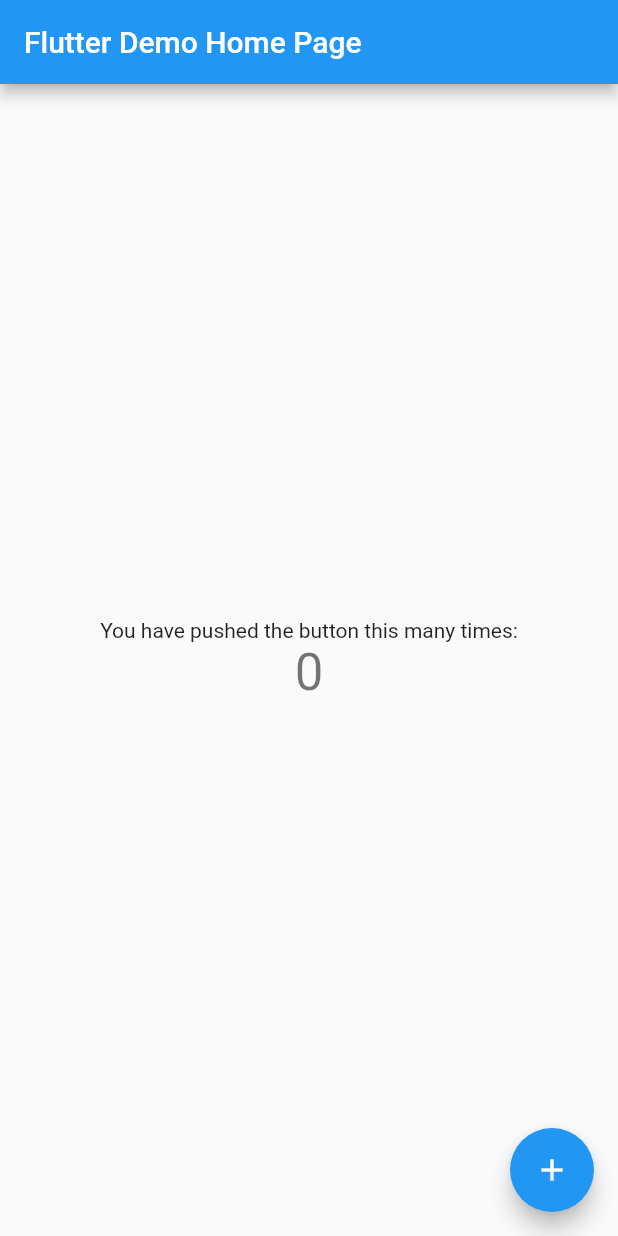
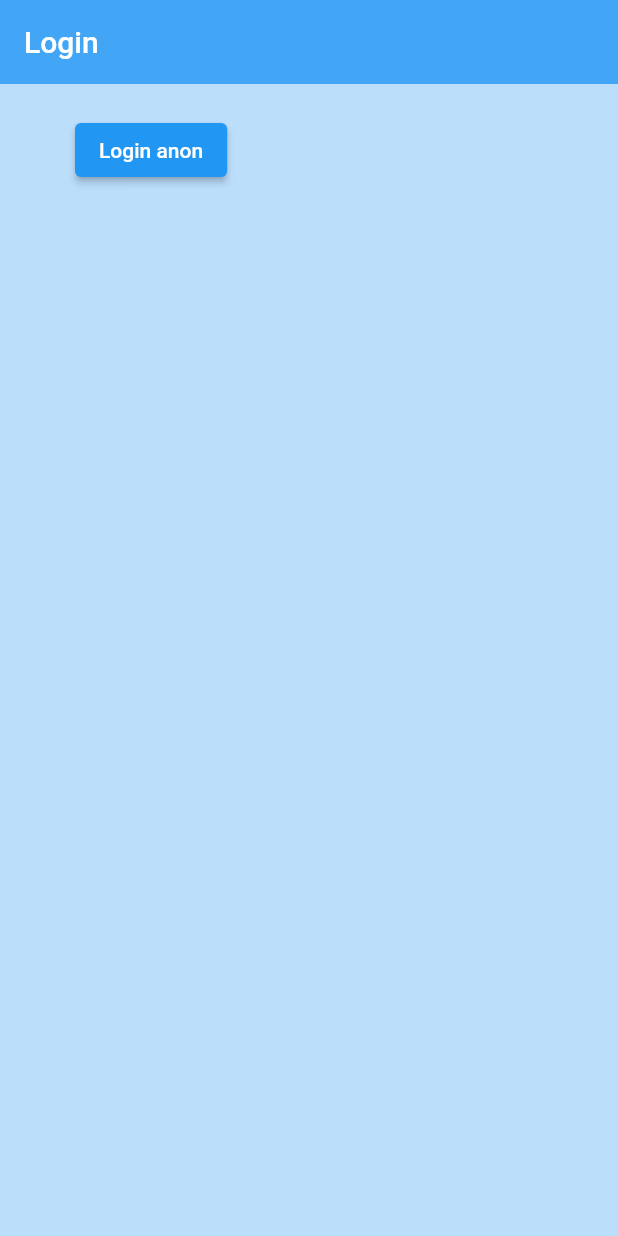
Before and after one commit to Sonicpaul/Bachelor, a Flutter app: the screen it shows after launch, on a phone screen of 412 x 824 dp. Run offline on Flutter 3.47's test engine with Material 2 defaults, Android fonts, the phone set to English and light mode, and no system bars; our stand-ins replace firebase_auth, firebase_core; accounts and stored records are empty.

Commit message:
Huge update
Implemented User
Implemented Anon login
Implemented Firebase
refactoring
Tutorial Part 9

```diff
--- a/plens_app/lib/main.dart
+++ b/plens_app/lib/main.dart
@@ -1,120 +1,43 @@
+import 'package:firebase_core/firebase_core.dart';
 import 'package:flutter/material.dart';
-import 'package:plens_app/view/registerView.dart';
+import 'package:plens_app/models/user.dart';
+import 'package:plens_app/services/auth.dart';
+import 'package:plens_app/view/wrapper.dart';
+import 'package:provider/provider.dart';
 
 void main() {
+  WidgetsFlutterBinding.ensureInitialized();
   runApp(MyApp());
 }
 
 class MyApp extends StatelessWidget {
+
+  final Future<FirebaseApp> _initialization = Firebase.initializeApp();
   // This widget is the root of your application.
   @override
   Widget build(BuildContext context) {
-    return MaterialApp(
-      title: 'Flutter Demo',
-      theme: ThemeData(
-        // This is the theme of your application.
-        //
-        // Try running your application with "flutter run". You'll see the
-        // application has a blue toolbar. Then, without quitting the app, try
-        // changing the primarySwatch below to Colors.green and then invoke
-        // "hot reload" (press "r" in the console where you ran "flutter run",
-        // or simply save your changes to "hot reload" in a Flutter IDE).
-        // Notice that the counter didn't reset back to zero; the application
-        // is not restarted.
-        primarySwatch: Colors.blue,
-        // This makes the visual density adapt to the platform that you run
-        // the app on. For desktop platforms, the controls will be smaller and
-        // closer together (more dense) than on mobile platforms.
-        visualDensity: VisualDensity.adaptivePlatformDensity,
-      ),
-      home: MyHomePage(title: 'Flutter Demo Home Page'),
+
+    return FutureBuilder(future: _initialization,
+      builder: (context, snapshot) {
+        // Check for errors
+        if (snapshot.hasError) {
+          return snapshot.error;
+        }
+        // Once complete, show your application
+        if (snapshot.connectionState == ConnectionState.done) {
+          return StreamProvider<User>.value(
+            value: AuthService().user,
+            child: MaterialApp(
+              home: Wrapper(),
+            ),
+          );
+        }
+        // Otherwise, show something whilst waiting for initialization to complete
+        // need changes else Error
+        return Scaffold();
+      },
     );
+
+
   }
 }
-
-class MyHomePage extends StatefulWidget {
-  MyHomePage({Key key, this.title}) : super(key: key);
-
-  // This widget is the home page of your application. It is stateful, meaning
-  // that it has a State object (defined below) that contains fields that affect
-  // how it looks.
-
-  // This class is the configuration for the state. It holds the values (in this
-  // case the title) provided by the parent (in this case the App widget) and
-  // used by the build method of the State. Fields in a Widget subclass are
-  // always marked "final".
-
-  final String title;
-
-  @override
-  _MyHomePageState createState() => _MyHomePageState();
-}
-
-class _MyHomePageState extends State<MyHomePage> {
-  int _counter = 0;
-
-  void _incrementCounter() {
-    setState(() {
-      // This call to setState tells the Flutter framework that something has
-      // changed in this State, which causes it to rerun the build method below
-      // so that the display can reflect the updated values. If we changed
-      // _counter without calling setState(), then the build method would not be
-      // called again, and so nothing would appear to happen.
-      _counter++;
-    });
-  }
-
-  @override
-  Widget build(BuildContext context) {
-    // This method is rerun every time setState is called, for instance as done
-    // by the _incrementCounter method above.
-    //
-    // The Flutter framework has been optimized to make rerunning build methods
-    // fast, so that you can just rebuild anything that needs updating rather
-    // than having to individually change instances of widgets.
-    return Scaffold(
-      appBar: AppBar(
-        // Here we take the value from the MyHomePage object that was created by
-        // the App.build method, and use it to set our appbar title.
-        title: Text(widget.title),
-      ),
-      body: Center(
-        // Center is a layout widget. It takes a single child and positions it
-        // in the middle of the parent.
-        child: Column(
-          // Column is also a layout widget. It takes a list of children and
-          // arranges them vertically. By default, it sizes itself to fit its
-          // children horizontally, and tries to be as tall as its parent.
-          //
-          // Invoke "debug painting" (press "p" in the console, choose the
-          // "Toggle Debug Paint" action from the Flutter Inspector in Android
-          // Studio, or the "Toggle Debug Paint" command in Visual Studio Code)
-          // to see the wireframe for each widget.
-          //
-          // Column has various properties to control how it sizes itself and
-          // how it positions its children. Here we use mainAxisAlignment to
-          // center the children vertically; the main axis here is the vertical
-          // axis because Columns are vertical (the cross axis would be
-          // horizontal).
-          mainAxisAlignment: MainAxisAlignment.center,
-          children: <Widget>[
-            Text(
-              'You have pushed the button this many times:',
-            ),
-            Text(
-              '$_counter',
-              style: Theme.of(context).textTheme.headline4,
-            ),
-          ],
-        ),
-      ),
-      floatingActionButton: FloatingActionButton(
-        onPressed: () {
-          Navigator.push(
-              context, MaterialPageRoute(builder: (context) => RegisterView()));
-        },
-        child: Icon(Icons.add),
-      ), // This trailing comma makes auto-formatting nicer for build methods.
-    );
-  }
-}
--- /dev/null
+++ b/plens_app/lib/models/user.dart
@@ -0,0 +1,5 @@
+class User{
+  final String uid;
+
+  User({this.uid});
+}
--- /dev/null
+++ b/plens_app/lib/services/auth.dart
@@ -0,0 +1,40 @@
+import 'package:firebase_auth/firebase_auth.dart' as firebase;
+import 'package:plens_app/models/user.dart' as plens;
+
+class AuthService {
+
+  final firebase.FirebaseAuth _firebaseAuth = firebase.FirebaseAuth.instance;
+
+  //create UserObject based on FirebaseUser
+  plens.User _userFromFirebaseUser(firebase.User firebaseUser){
+    return firebaseUser != null ? plens.User(uid: firebaseUser.uid) : null;
+  }
+
+  // auth change user Stream
+  Stream<plens.User> get user {
+    return _firebaseAuth.authStateChanges()
+        .map((firebase.User user) => _userFromFirebaseUser(user));
+  }
+
+  // sign in Anon
+  Future signInAnon() async{
+
+    try{
+
+      firebase.UserCredential userCredential = await firebase.FirebaseAuth.instance.signInAnonymously();
+      return _userFromFirebaseUser(userCredential.user);
+
+    } catch(e){
+
+      print(e.toString());
+      return null;
+
+    }
+  }
+
+  //sign in with E-mail & pass
+
+  //register with E-mail &pass
+
+  //sign out
+}
--- /dev/null
+++ b/plens_app/lib/view/authenticate/authentication.dart
@@ -0,0 +1,30 @@
+import 'package:flutter/material.dart';
+import 'package:plens_app/view/login/loginView.dart';
+
+class Authenticate extends StatefulWidget {
+  @override
+  _AuthenticateState createState() => _AuthenticateState();
+}
+
+class _AuthenticateState extends State<Authenticate> with SingleTickerProviderStateMixin {
+  AnimationController _controller;
+
+  @override
+  void initState() {
+    super.initState();
+    _controller = AnimationController(vsync: this);
+  }
+
+  @override
+  void dispose() {
+    _controller.dispose();
+    super.dispose();
+  }
+
+  @override
+  Widget build(BuildContext context) {
+    return Container(
+      child: Login(),
+    );
+  }
+}
--- /dev/null
+++ b/plens_app/lib/view/login/loginView.dart
@@ -0,0 +1,41 @@
+import 'package:flutter/cupertino.dart';
+import 'package:flutter/material.dart';
+import 'package:plens_app/services/auth.dart';
+
+class Login extends StatefulWidget {
+  @override
+  _LoginState createState() => _LoginState();
+}
+
+class _LoginState extends State<Login> {
+
+  final AuthService _authService = AuthService();
+
+  @override
+  Widget build(BuildContext context) {
+    return Scaffold(
+      backgroundColor: Colors.blue[100],
+      appBar: AppBar(
+        backgroundColor: Colors.blue[400],
+        elevation: 0.0,
+        title: Text('Login'),
+      ),
+      body: Container(
+        padding: EdgeInsets.symmetric(vertical: 20, horizontal: 50),
+        child: ElevatedButton(
+          child: Text('Login anon'),
+          onPressed: () async {
+            dynamic result = await _authService.signInAnon();
+            if(result == null){
+              print('error');
+            }
+            else{
+              print('signin');
+              print(result.uid);
+            }
+          },
+        ),
+      ),
+    );
+  }
+}
--- a/plens_app/lib/view/loginView.dart
+++ b/plens_app/lib/view/register/registerView.dart
@@ -1,19 +1,20 @@
 import 'package:flutter/cupertino.dart';
 import 'package:flutter/material.dart';
-import 'package:plens_app/view/registerView.dart';
+import '../login/loginView.dart';
 
-class LoginView extends StatelessWidget {
+class RegisterView extends StatelessWidget {
+
   @override
   Widget build(BuildContext context) {
     return Scaffold(
       appBar: AppBar(
-        title: Text('Login'),
+        title: Text('Register'),
       ),
       body: Center(
         child: ElevatedButton(
-          child: Text('Register'),
+          child: Text('Login'),
           onPressed: () {
-            Navigator.push(context, MaterialPageRoute(builder: (context) => RegisterView()),
+            Navigator.push(context, MaterialPageRoute(builder: (context) => Login()),
             );
           },
         ),
--- /dev/null
+++ b/plens_app/lib/view/wrapper.dart
@@ -0,0 +1,17 @@
+import 'package:flutter/material.dart';
+import 'package:plens_app/models/user.dart';
+import 'package:plens_app/view/authenticate/authentication.dart';
+import 'package:provider/provider.dart';
+
+class Wrapper extends StatelessWidget {
+  @override
+  Widget build(BuildContext context) {
+
+    final user = Provider.of<User>(context);
+    print(user);
+
+    //return Home or Register
+
+    return Authenticate();
+  }
+}
--- a/plens_app/pubspec.yaml
+++ b/plens_app/pubspec.yaml
@@ -23,6 +23,10 @@ environment:
 dependencies:
   flutter:
     sdk: flutter
+  firebase_core: "0.7.0"
+  firebase_auth: "^0.20.1"
+  cloud_firestore: "^0.16.0+1"
+  provider: ^5.0.0
 
 
   # The following adds the Cupertino Icons font to your application.
@@ -32,7 +36,6 @@ dependencies:
 dev_dependencies:
   flutter_test:
     sdk: flutter
-  firebase_core: "0.7.0"
 
 # For information on the generic Dart part of this file, see the
 # following page: https://dart.dev/tools/pub/pubspec
```
Also changed, not shown: plens_app/lib/view/home/home.dart (added, +12 -0 lines), plens_app/lib/view/registerView.dart (deleted, +0 -70 lines), plens_app/pubspec.lock, 18 other files.
